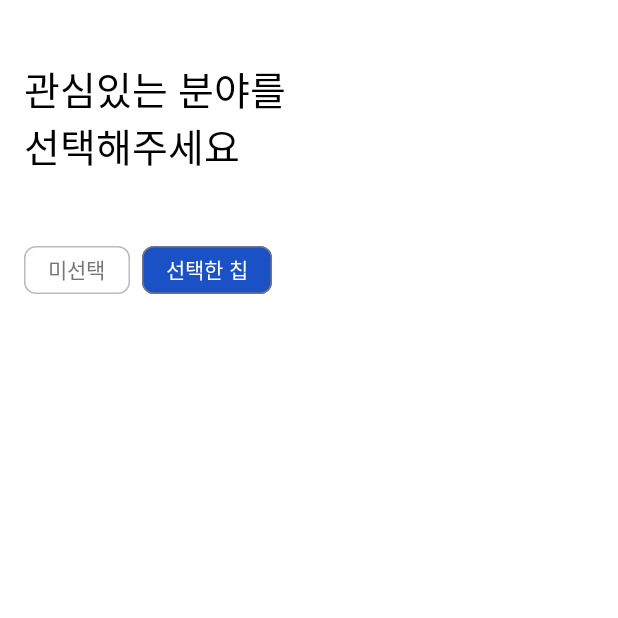
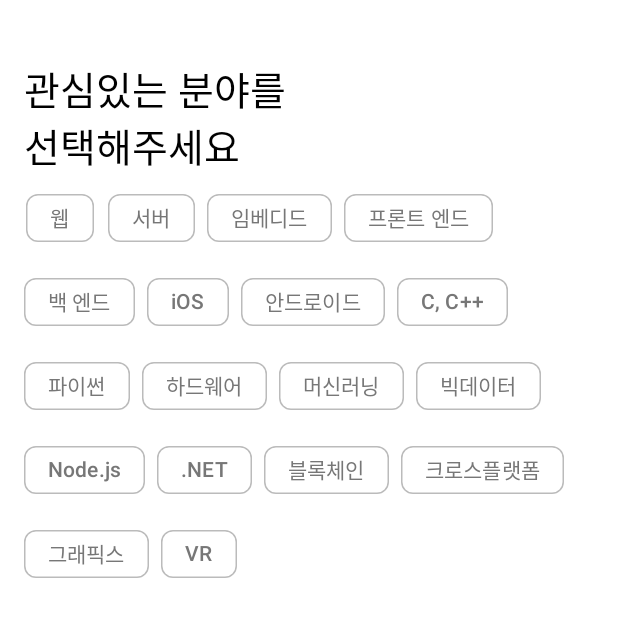
Before and after one commit to APP-Android2/FinalProject-modigm, an Android app: the fragment JoinStep3Fragment shown on its own in the app's theme, on a phone screen of 412 x 824 dp, the top half of it. Run offline under Robolectric (Android 15) with nearby library versions, the light colour scheme and no system bars.

Commit message:
[Feat] #36 관심 분야 유효성 검사

```diff
--- a/app/src/main/java/kr/co/lion/modigm/ui/join/JoinStep3Fragment.kt
+++ b/app/src/main/java/kr/co/lion/modigm/ui/join/JoinStep3Fragment.kt
@@ -5,6 +5,8 @@ import androidx.fragment.app.Fragment
 import android.view.LayoutInflater
 import android.view.View
 import android.view.ViewGroup
+import com.google.android.material.chip.Chip
+import kr.co.lion.modigm.R
 import kr.co.lion.modigm.databinding.FragmentJoinStep3Binding
 
 class JoinStep3Fragment : Fragment() {
@@ -18,12 +20,49 @@ class JoinStep3Fragment : Fragment() {
         savedInstanceState: Bundle?
     ): View? {
         // Inflate the layout for this fragment
+        settingChips()
         return binding.root
+    }
+
+    private fun settingChips(){
+        // 데이터는 추후 수정
+        val interestList = arrayListOf<String>(
+            "웹", "서버", "임베디드", "프론트 엔드", "백 엔드",
+            "iOS", "안드로이드", "C, C++", "파이썬", "하드웨어",
+            "머신러닝", "빅데이터", "Node.js", ".NET", "블록체인",
+            "크로스플랫폼", "그래픽스", "VR"
+        )
+        for(chipName in interestList){
+            binding.chipGroupJoinInterest.addView(
+                Chip(requireContext()).apply {
+                    text = chipName
+                    isCheckable = true
+                    setTextColor(resources.getColor(R.color.textGray, null))
+                    setChipBackgroundColorResource(R.color.white)
+                    setChipStrokeColorResource(R.color.buttonGray)
+                    setOnCheckedChangeListener { _, isChecked ->
+                        if(isChecked){
+                            setTextColor(resources.getColor(R.color.white, null))
+                            setChipBackgroundColorResource(R.color.pointColor)
+                        }else{
+                            setTextColor(resources.getColor(R.color.textGray, null))
+                            setChipBackgroundColorResource(R.color.white)
+                        }
+                    }
+                }
+            )
+        }
     }
 
     // 입력한 내용 유효성 검사
     fun validate(): Boolean {
-        return true
+        binding.textViewJoinAlert.visibility = View.GONE
+        return if(binding.chipGroupJoinInterest.checkedChipIds.isEmpty()){
+            binding.textViewJoinAlert.visibility = View.VISIBLE
+            false
+        }else{
+            true
+        }
     }
 
 }
--- a/app/src/main/res/layout/fragment_join_step3.xml
+++ b/app/src/main/res/layout/fragment_join_step3.xml
@@ -17,30 +17,21 @@
         android:text="관심있는 분야를 \n선택해주세요"
         android:textSize="26dp" />
 
+    <TextView
+        android:id="@+id/textView_join_alert"
+        android:layout_width="match_parent"
+        android:layout_height="wrap_content"
+        android:layout_marginTop="40dp"
+        android:text="관심있는 분야를 선택해주세요"
+        android:textColor="#FF0000"
+        android:visibility="gone"
+        tools:visibility="visible" />
+
     <com.google.android.material.chip.ChipGroup
         android:id="@+id/chipGroup_join_interest"
         android:layout_width="match_parent"
         android:layout_height="match_parent"
-        android:layout_marginTop="40dp"
-        app:chipSpacingHorizontal="8dp">
-
-        <com.google.android.material.chip.Chip
-            android:id="@+id/chip"
-            android:layout_width="wrap_content"
-            android:layout_height="wrap_content"
-            android:text="미선택"
-            android:textColor="@color/textGray"
-            app:chipBackgroundColor="@color/white"
-            app:chipStrokeColor="@color/buttonGray" />
-
-        <com.google.android.material.chip.Chip
-            android:id="@+id/chip2"
-            android:layout_width="wrap_content"
-            android:layout_height="wrap_content"
-            android:text="선택한 칩"
-            android:textColor="@color/white"
-            app:checkedIconVisible="true"
-            app:chipBackgroundColor="#1A51C5" />
-    </com.google.android.material.chip.ChipGroup>
+        android:layout_marginTop="5dp"
+        app:chipSpacingHorizontal="8dp"/>
 
 </LinearLayout>
```
